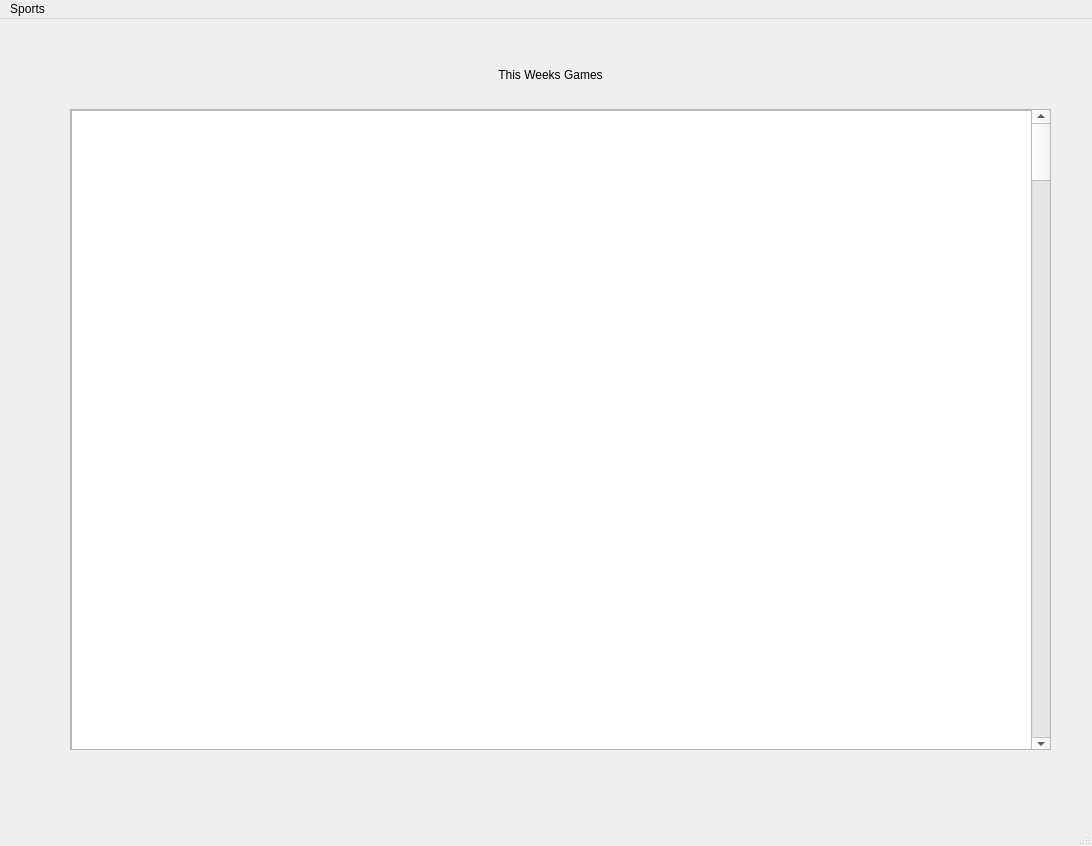
First picture: the form in Project/app.ui, repository thehipposcientist/Sports-Predictor, before the edit.
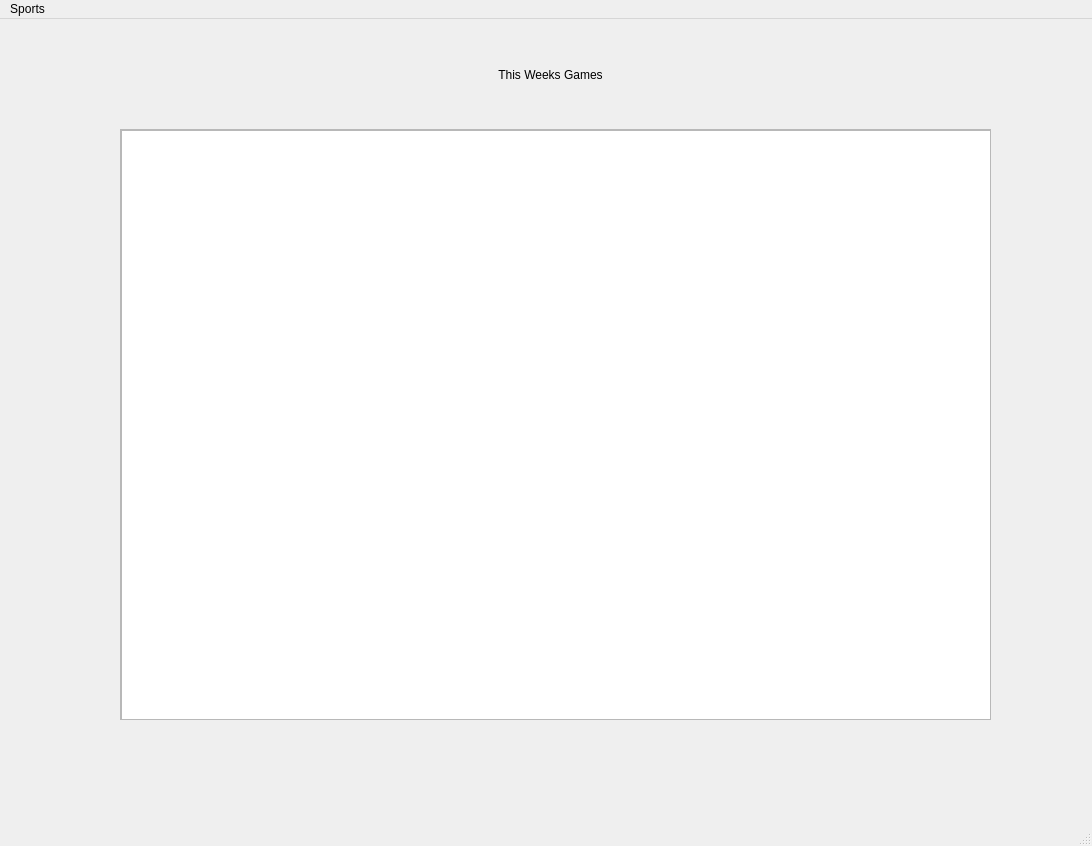
Second picture: the form after the edit.

Commit message: Added functions for sports

```diff
--- a/Project/app.ui
+++ b/Project/app.ui
@@ -14,13 +14,35 @@
    <string>MainWindow</string>
   </property>
   <widget class="QWidget" name="centralwidget">
+   <widget class="QLabel" name="header">
+    <property name="geometry">
+     <rect>
+      <x>120</x>
+      <y>30</y>
+      <width>861</width>
+      <height>51</height>
+     </rect>
+    </property>
+    <property name="text">
+     <string>This Weeks Games</string>
+    </property>
+    <property name="textFormat">
+     <enum>Qt::PlainText</enum>
+    </property>
+    <property name="scaledContents">
+     <bool>false</bool>
+    </property>
+    <property name="alignment">
+     <set>Qt::AlignCenter</set>
+    </property>
+   </widget>
    <widget class="QScrollArea" name="scrollArea">
     <property name="geometry">
      <rect>
-      <x>70</x>
-      <y>90</y>
-      <width>981</width>
-      <height>641</height>
+      <x>120</x>
+      <y>110</y>
+      <width>871</width>
+      <height>591</height>
      </rect>
     </property>
     <property name="widgetResizable">
@@ -31,57 +53,22 @@
       <rect>
        <x>0</x>
        <y>0</y>
-       <width>979</width>
-       <height>639</height>
+       <width>869</width>
+       <height>589</height>
       </rect>
      </property>
-     <widget class="QScrollBar" name="verticalScrollBar">
-      <property name="geometry">
-       <rect>
-        <x>960</x>
-        <y>0</y>
-        <width>20</width>
-        <height>641</height>
-       </rect>
-      </property>
-      <property name="orientation">
-       <enum>Qt::Vertical</enum>
-      </property>
-     </widget>
-     <widget class="QTableView" name="tableView">
+     <widget class="QListWidget" name="listWidget">
       <property name="geometry">
        <rect>
         <x>0</x>
         <y>0</y>
-        <width>961</width>
-        <height>641</height>
+        <width>871</width>
+        <height>591</height>
        </rect>
       </property>
      </widget>
     </widget>
    </widget>
-   <widget class="QLabel" name="header">
-    <property name="geometry">
-     <rect>
-      <x>400</x>
-      <y>30</y>
-      <width>301</width>
-      <height>51</height>
-     </rect>
-    </property>
-    <property name="text">
-     <string>This Weeks Games</string>
-    </property>
-    <property name="textFormat">
-     <enum>Qt::PlainText</enum>
-    </property>
-    <property name="scaledContents">
-     <bool>false</bool>
-    </property>
-    <property name="alignment">
-     <set>Qt::AlignCenter</set>
-    </property>
-   </widget>
   </widget>
   <widget class="QMenuBar" name="menubar">
    <property name="geometry">
```
The commit also changes 1 other file.
